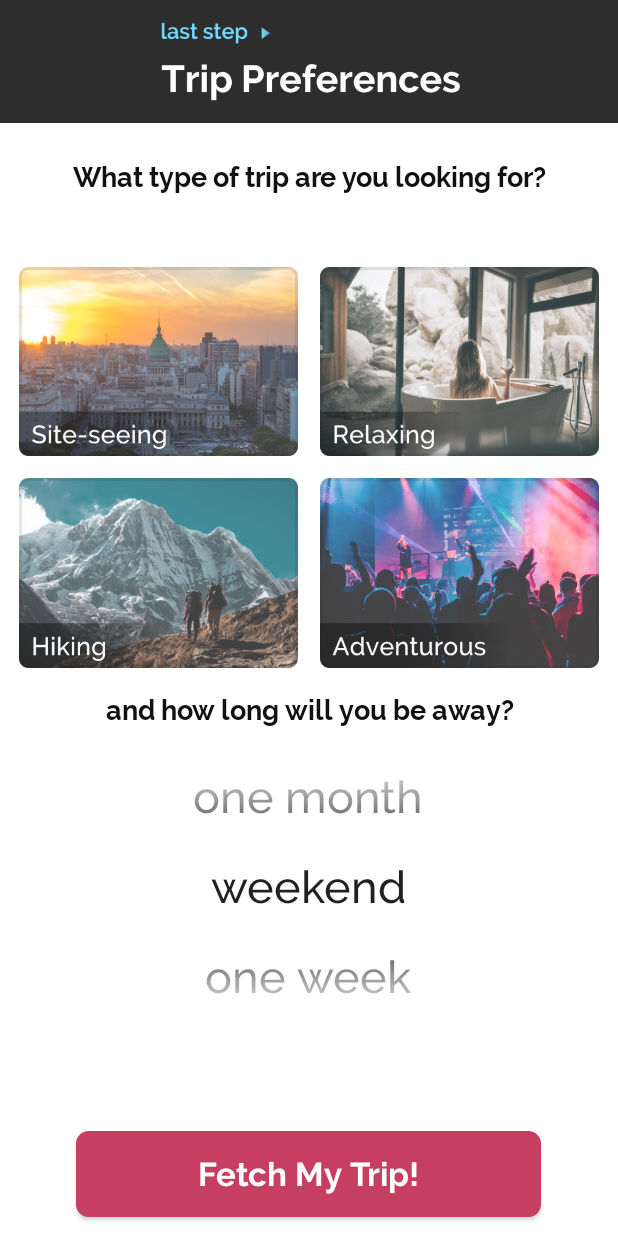
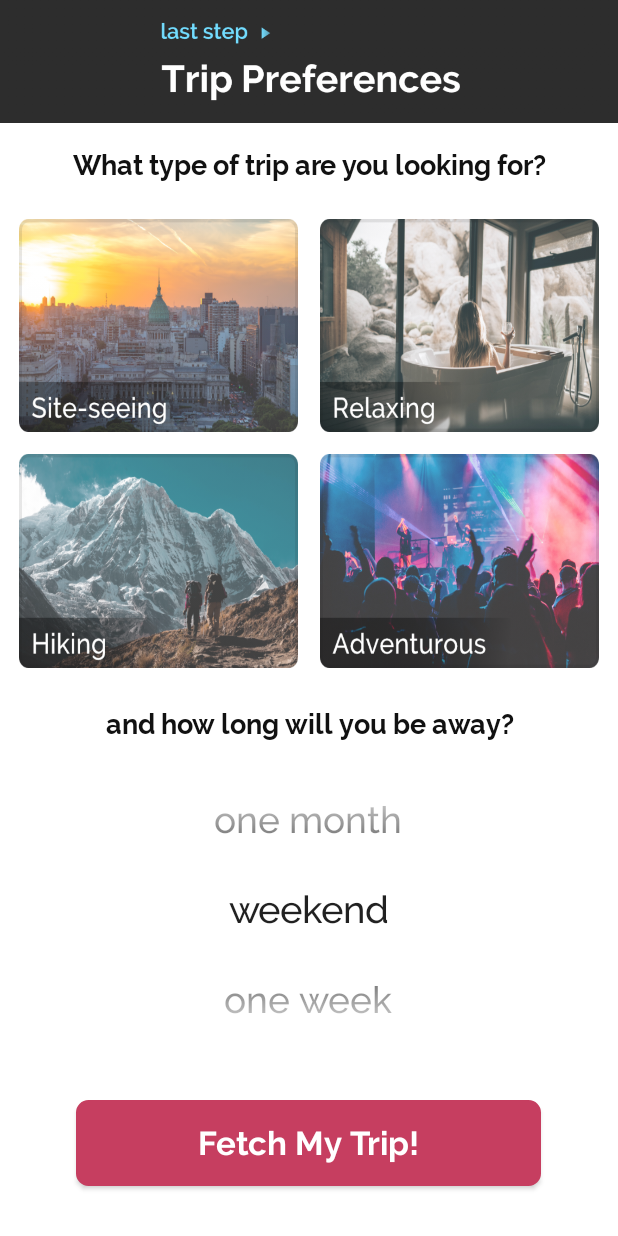
Before and after one commit to yoellevy/Tripp, an Android app: the fragment SelectDaysAndTypeFragment placed in its activity, on a phone screen of 412 x 824 dp. Run offline under Robolectric (Android 15) with nearby library versions, the light colour scheme and no system bars.

Commit message:
changed the font size for the picker

```diff
--- a/app/src/main/java/com/tripp/uxteam/tripp/MyNumberPicker.java
+++ b/app/src/main/java/com/tripp/uxteam/tripp/MyNumberPicker.java
@@ -8,6 +8,9 @@ import android.view.View;
 import android.widget.EditText;
 import android.widget.NumberPicker;
 
+/**
+ * a costume number picker element
+ */
 public class MyNumberPicker extends NumberPicker {
     /**
      * Create a new number picker.
@@ -43,8 +46,7 @@ public class MyNumberPicker extends NumberPicker {
     private void updateView(View view) {
         Typeface typeface = ResourcesCompat.getFont(getContext(), R.font.raleway_medium);
         if(view instanceof EditText) {
-            ((EditText) view).setTextSize(30);
-//            ((EditText) view).setTextSize(25);
+            ((EditText) view).setTextSize(25);
             ((EditText) view).setTypeface(typeface);
         }
     }
--- a/app/src/main/res/layout/fragment_select_days_and_type.xml
+++ b/app/src/main/res/layout/fragment_select_days_and_type.xml
@@ -14,7 +14,7 @@
             android:layout_width="fill_parent"
             android:layout_height="fill_parent"
             android:orientation="vertical"
-            android:layout_gravity="bottom"
+            android:layout_gravity="top"
             app:layout_constraintTop_toTopOf="parent"
             android:weightSum="100">
             <LinearLayout
@@ -23,6 +23,7 @@
                 android:layout_weight="10"
                 android:background="#2d2d2d"
                 android:orientation="horizontal"
+                android:layout_gravity="top"
                 android:weightSum="100">
                 <ImageView
                     android:id="@+id/about_title"
@@ -35,26 +36,26 @@
                 android:layout_width="fill_parent"
                 android:layout_height="0dp"
                 android:layout_weight="45"
+                android:layout_gravity="center"
                 android:orientation="vertical"
                 android:weightSum="100">
                 <TextView
                     android:id="@+id/top_text"
                     android:layout_width="match_parent"
                     android:layout_height="wrap_content"
+                    android:gravity="center"
                     android:layout_weight="10"
                     android:text="@string/trip_type_question"
                     android:textAlignment="center"
-                    android:paddingTop="10dp"
                     android:fontFamily="@font/raleway_bold"
                     android:textColor="#111111"
-                    android:layout_marginTop="15dp"
-                    android:layout_marginBottom="10dp"
                     android:textSize="18sp">
                 </TextView>
                 <LinearLayout
                     android:layout_width="fill_parent"
                     android:layout_height="0dp"
                     android:layout_weight="45"
+                    android:layout_gravity="center"
                     android:orientation="horizontal"
                     android:paddingHorizontal="@dimen/select_days_and_type_fragment_img_margin"
                     android:weightSum="100">
@@ -85,6 +86,7 @@
                     android:layout_width="fill_parent"
                     android:layout_height="0dp"
                     android:layout_weight="45"
+                    android:layout_gravity="center"
                     android:paddingHorizontal="@dimen/select_days_and_type_fragment_img_margin"
                     android:orientation="horizontal"
                     android:weightSum="100">
@@ -116,15 +118,16 @@
             <LinearLayout
                 android:layout_width="fill_parent"
                 android:layout_height="0dp"
-                android:layout_weight="35"
+                android:layout_weight="30"
                 android:orientation="vertical"
+                android:layout_gravity="center"
                 android:weightSum="100">
                 <TextView
                     android:id="@+id/bot_text"
                     android:layout_width="match_parent"
                     android:layout_height="0dp"
-                android:layout_weight="40"
-                android:layout_marginTop="10dp"
+                    android:layout_weight="25"
+                    android:gravity="center"
                     android:fontFamily="@font/raleway_bold"
                     android:text="@string/trip_duration_question"
                     android:textAlignment="center"
@@ -134,9 +137,11 @@
 
             <LinearLayout
                 android:layout_width="wrap_content"
-                android:layout_height="wrap_content"
+                android:layout_height="0dp"
+                android:layout_weight="75"
+                android:layout_gravity="center"
+                android:gravity="center"
                 android:textAlignment="center"
-                android:layout_gravity="center"
                 android:orientation="horizontal">
                 <com.tripp.uxteam.tripp.MyNumberPicker
                     android:theme="@style/DefaultNumberPickerTheme"
@@ -151,8 +156,8 @@
             <LinearLayout
                 android:layout_width="fill_parent"
                 android:layout_height="0dp"
-                android:layout_gravity="center_horizontal"
-                android:layout_weight="10"
+                android:layout_gravity="top"
+                android:layout_weight="15"
                 android:gravity="center_vertical|center_horizontal"
                 android:orientation="horizontal">
 
--- a/app/src/main/res/values/colors.xml
+++ b/app/src/main/res/values/colors.xml
@@ -3,5 +3,7 @@
     <color name="colorPrimary">#008577</color>
     <color name="colorPrimaryDark">#00574B</color>
     <color name="colorAccent">#D81B60</color>
+    <color name="colorRedish">#C63E60</color>
+    <color name="colorAlmostBlack">#2D2D2D</color>
     <color name="transparent">#00ffffff</color>
 </resources>
```
Lines whose indentation alone changed are shown as unchanged.
